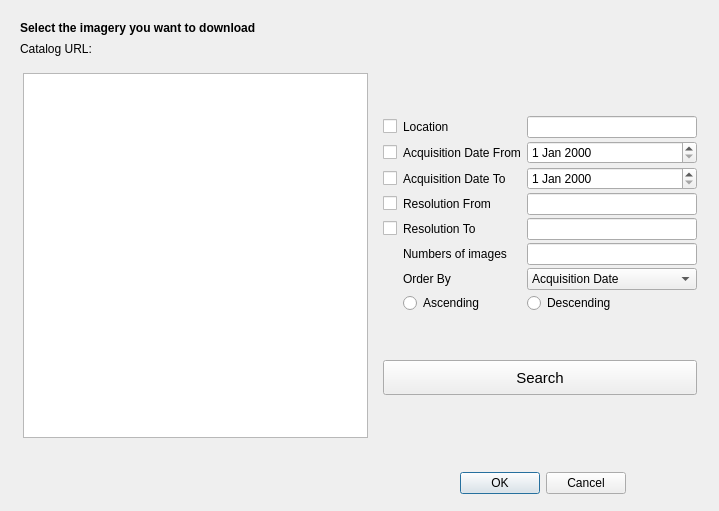
The window that OpenAerialMap/gui/ui/img_search_dialog.ui (hotosm/oam-qgis-plugin) describes before a commit, drawn with Qt 5.
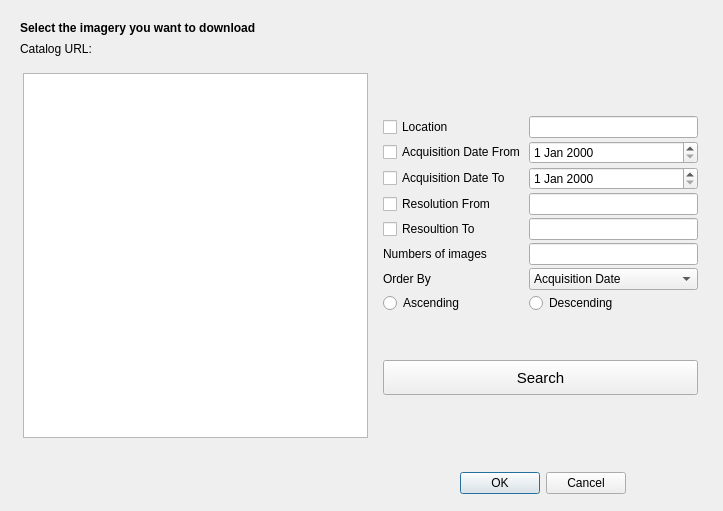
The same window after the commit.

Commit message: Modified checkboxes and grid layout for queris.

```diff
--- a/OpenAerialMap/gui/ui/img_search_dialog.ui
+++ b/OpenAerialMap/gui/ui/img_search_dialog.ui
@@ -6,7 +6,7 @@
    <rect>
     <x>0</x>
     <y>0</y>
-    <width>719</width>
+    <width>723</width>
     <height>511</height>
    </rect>
   </property>
@@ -73,7 +73,7 @@
     <rect>
      <x>380</x>
      <y>70</y>
-     <width>320</width>
+     <width>321</width>
      <height>371</height>
     </rect>
    </property>
@@ -107,146 +107,96 @@
      </spacer>
     </item>
     <item>
-     <layout class="QGridLayout" name="gridLayout">
-      <property name="leftMargin">
-       <number>0</number>
-      </property>
-      <property name="topMargin">
-       <number>0</number>
-      </property>
-      <property name="rightMargin">
-       <number>0</number>
-      </property>
-      <property name="bottomMargin">
-       <number>0</number>
-      </property>
-      <property name="horizontalSpacing">
-       <number>6</number>
-      </property>
-      <item row="6" column="2">
-       <widget class="QComboBox" name="comboBoxOrderBy">
-        <item>
-         <property name="text">
-          <string>Acquisition Date</string>
-         </property>
-        </item>
-        <item>
-         <property name="text">
-          <string>GSD</string>
-         </property>
-        </item>
-       </widget>
-      </item>
-      <item row="4" column="2">
-       <widget class="QLineEdit" name="lineEditResolutionTo"/>
-      </item>
+     <layout class="QGridLayout" name="gridLayoutQueries">
       <item row="0" column="0">
        <widget class="QCheckBox" name="checkBoxLocation">
         <property name="text">
-         <string/>
+         <string>Location</string>
         </property>
        </widget>
       </item>
-      <item row="0" column="2">
+      <item row="1" column="1">
+       <widget class="QDateEdit" name="dateEditAcquisitionFrom"/>
+      </item>
+      <item row="0" column="1">
        <widget class="QLineEdit" name="lineEditLocation"/>
       </item>
-      <item row="5" column="1">
+      <item row="5" column="0">
        <widget class="QLabel" name="labelNumImages">
         <property name="text">
          <string>Numbers of images</string>
         </property>
        </widget>
       </item>
-      <item row="1" column="2">
-       <widget class="QDateEdit" name="dateEditAcquisitionFrom"/>
-      </item>
       <item row="1" column="0">
        <widget class="QCheckBox" name="checkBoxAcquisitionFrom">
         <property name="text">
-         <string/>
-        </property>
-       </widget>
-      </item>
-      <item row="2" column="1">
-       <widget class="QLabel" name="labelAcquisitionTo">
-        <property name="text">
-         <string>Acquisition Date To</string>
-        </property>
-       </widget>
-      </item>
-      <item row="0" column="1">
-       <widget class="QLabel" name="labelLocation">
-        <property name="text">
-         <string>Location</string>
-        </property>
-       </widget>
-      </item>
-      <item row="1" column="1">
-       <widget class="QLabel" name="labelAcauisitionFrom">
-        <property name="text">
          <string>Acquisition Date From</string>
         </property>
        </widget>
       </item>
-      <item row="2" column="2">
-       <widget class="QDateEdit" name="dateEditAcquisitionTo"/>
-      </item>
-      <item row="3" column="2">
-       <widget class="QLineEdit" name="lineEditResolutionFrom"/>
-      </item>
       <item row="3" column="1">
-       <widget class="QLabel" name="labelResolutionFrom">
+       <widget class="QLineEdit" name="lineEditResolutionFrom"/>
+      </item>
+      <item row="6" column="0">
+       <widget class="QLabel" name="labelOrderBy">
+        <property name="text">
+         <string>Order By</string>
+        </property>
+       </widget>
+      </item>
+      <item row="3" column="0">
+       <widget class="QCheckBox" name="checkBoxResolutionFrom">
         <property name="text">
          <string>Resolution From</string>
         </property>
        </widget>
       </item>
-      <item row="4" column="1">
-       <widget class="QLabel" name="labelResoultionTo">
-        <property name="text">
-         <string>Resolution To</string>
-        </property>
+      <item row="6" column="1">
+       <widget class="QComboBox" name="comboBoxOrderBy">
+        <item>
+         <property name="text">
+          <string>Acquisition Date</string>
+         </property>
+        </item>
+        <item>
+         <property name="text">
+          <string>GSD</string>
+         </property>
+        </item>
        </widget>
       </item>
-      <item row="5" column="2">
-       <widget class="QLineEdit" name="lineEditNumImages"/>
-      </item>
       <item row="2" column="0">
        <widget class="QCheckBox" name="checkBoxAcquisitionTo">
         <property name="text">
-         <string/>
+         <string>Acquisition Date To</string>
         </property>
        </widget>
       </item>
-      <item row="3" column="0">
-       <widget class="QCheckBox" name="checkBoxResolutionFrom">
-        <property name="text">
-         <string/>
-        </property>
-       </widget>
+      <item row="2" column="1">
+       <widget class="QDateEdit" name="dateEditAcquisitionTo"/>
+      </item>
+      <item row="4" column="1">
+       <widget class="QLineEdit" name="lineEditResolutionTo"/>
+      </item>
+      <item row="5" column="1">
+       <widget class="QLineEdit" name="lineEditNumImages"/>
       </item>
       <item row="4" column="0">
        <widget class="QCheckBox" name="checkBoxResolutionTo">
         <property name="text">
-         <string/>
+         <string>Resoultion To</string>
         </property>
        </widget>
       </item>
-      <item row="6" column="1">
-       <widget class="QLabel" name="labelOrderBy">
-        <property name="text">
-         <string>Order By</string>
-        </property>
-       </widget>
-      </item>
-      <item row="7" column="1">
+      <item row="7" column="0">
        <widget class="QRadioButton" name="radioButtonAsc">
         <property name="text">
          <string>Ascending</string>
         </property>
        </widget>
       </item>
-      <item row="7" column="2">
+      <item row="7" column="1">
        <widget class="QRadioButton" name="radioButtonDesc">
         <property name="text">
          <string>Descending</string>
```
Left out of the diff: 22 changed lines with no effect on the pictures.
